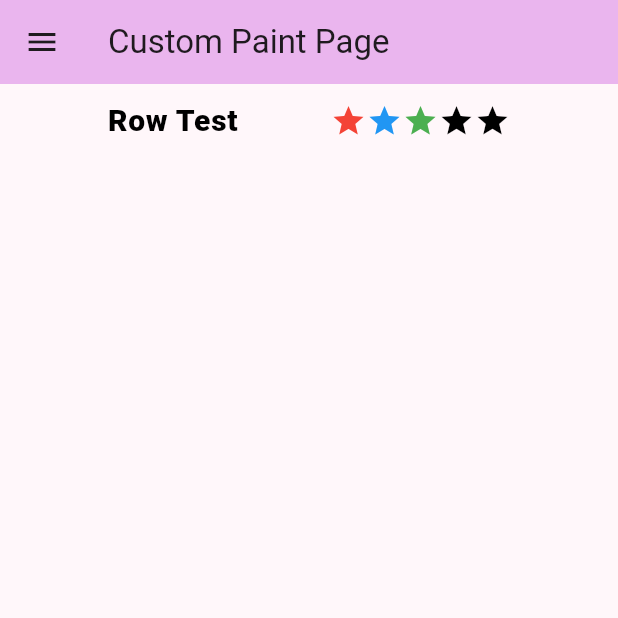
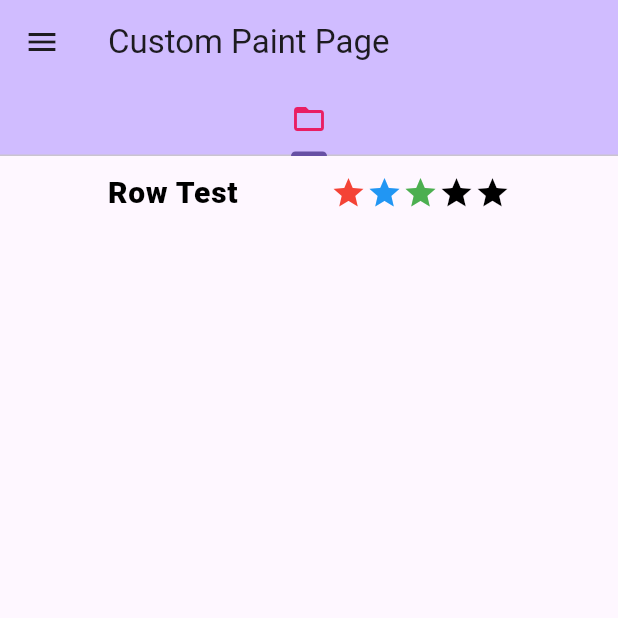
Before and after one commit to jh4843/denv_flutter_trainning, a Flutter app: the PaintPage screen opened by its route, on a phone screen of 412 x 824 dp, the top half of it. Run offline on Flutter 3.47's test engine with Material 2 defaults, Android fonts, the phone set to English and light mode, and no system bars; our stand-ins replace firebase_core, go_router, hooks_riverpod, riverpod_annotation; accounts and stored records are empty; generated files the repository leaves out were written again.

Commit message:
updating
updating

```diff
--- a/lib/main.dart
+++ b/lib/main.dart
@@ -33,8 +33,10 @@ class _MyAppState extends ConsumerState<MyApp> {
     return MaterialApp.router(
       title: 'Flutter Demo',
       theme: ThemeData(
-        colorScheme: ColorScheme.fromSeed(
-            seedColor: const Color.fromARGB(255, 250, 215, 250)),
+        tabBarTheme: const TabBarTheme(
+          labelColor: Colors.pink,
+          labelStyle: TextStyle(color: Colors.green), // color for text
+        ),
         useMaterial3: true,
       ),
       routerConfig: router,
--- a/lib/presentation/pages/drawing/paint_page.dart
+++ b/lib/presentation/pages/drawing/paint_page.dart
@@ -13,10 +13,20 @@ class PaintPage extends StatefulWidget {
 class _PaintPageState extends State<PaintPage> {
   @override
   Widget build(BuildContext context) {
-    return Scaffold(
+    return DefaultTabController(
+      initialIndex: 0,
+      length: 1,
+      child: Scaffold(
         appBar: AppBar(
           backgroundColor: Theme.of(context).colorScheme.inversePrimary,
           title: Text(widget.title),
+          bottom: const TabBar(
+            tabs: [
+              Tab(
+                icon: Icon(Icons.folder_open),
+              )
+            ],
+          ),
         ),
         drawer: const MainDrawer(),
         body: Container(
@@ -47,6 +57,7 @@ class _PaintPageState extends State<PaintPage> {
             ],
           ),
         ),
+      ),
     );
   }
 }
```
Also changed, not shown: lib/presentation/pages/home/home_page.dart (+10 -0 lines). Lines whose indentation alone changed are shown as unchanged.
